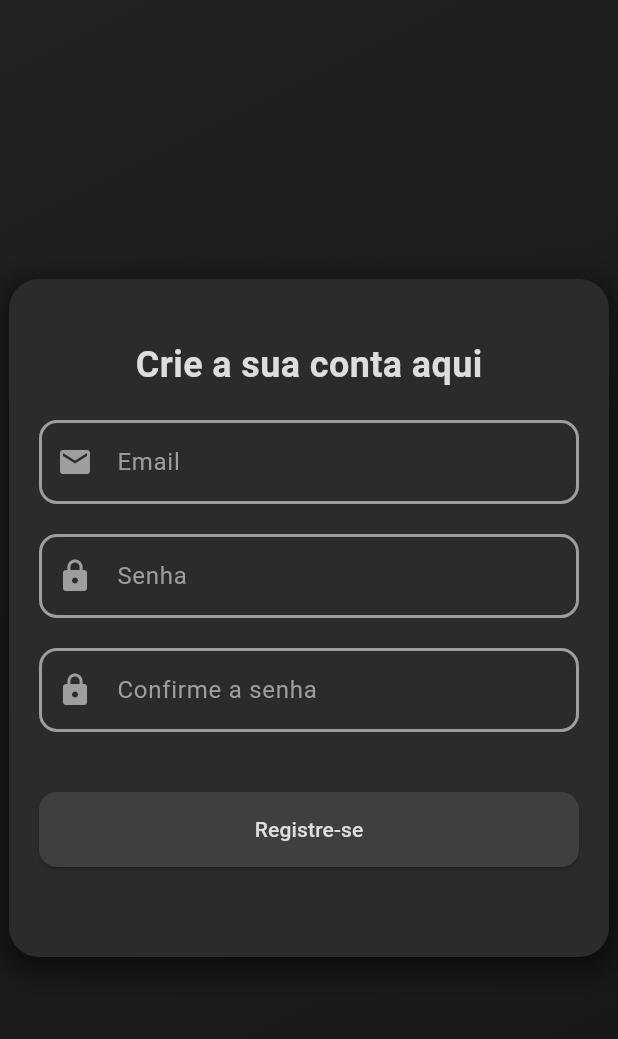
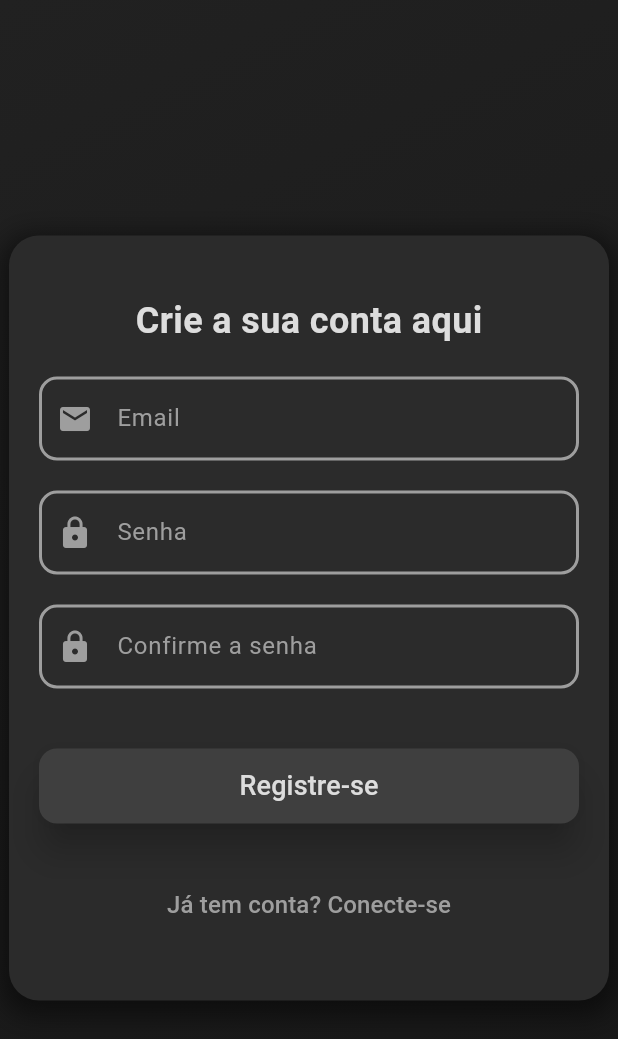
Before and after one commit to AlexandreTessaro/ASA, a Flutter app: the screen it shows after launch, after a tap on "Não tem conta? Registre-se", on a phone screen of 412 x 824 dp. Shown: the top 1039 px of the screen. Run offline on Flutter 3.47's test engine with Material 3 defaults, Android fonts, the phone set to English and light mode, and no system bars; our stand-ins replace cloud_firestore, firebase_auth, firebase_core, pdf, printing; accounts and stored records are empty.

Commit message:
atualização visual signin e signup

```diff
--- a/asa_application/lib/signin.dart
+++ b/asa_application/lib/signin.dart
@@ -141,10 +141,12 @@ class SignInPage extends StatelessWidget {
                             borderRadius: BorderRadius.circular(12),
                           ),
                           minimumSize: const Size(double.infinity, 50),
+                          elevation: 10,
+                          shadowColor: Colors.black.withOpacity(1),
                         ),
                         child: const Text('Conecte-se', style: TextStyle(fontSize: 18)),
                       ),
-                      const SizedBox(height: 15),
+                      const SizedBox(height: 30),
                       TextButton(
                         onPressed: () {
                           Navigator.push(
--- a/asa_application/lib/signup.dart
+++ b/asa_application/lib/signup.dart
@@ -3,6 +3,7 @@ import 'package:firebase_auth/firebase_auth.dart';
 import 'package:cloud_firestore/cloud_firestore.dart';
 import 'homepage.dart';
 import 'app_colors.dart';
+import 'signin.dart'; // Importar a tela de login
 
 class SignUpPage extends StatefulWidget {
   const SignUpPage({super.key});
@@ -140,7 +141,7 @@ class SignUpPageState extends State<SignUpPage> {
                             prefixIcon: Icon(Icons.email, color: Colors.grey),
                             labelStyle: TextStyle(color: Colors.grey),
                           ),
-                          style: const TextStyle(color: Colors.grey), // Ajuste da cor do texto
+                          style: const TextStyle(color: Colors.grey),
                           keyboardType: TextInputType.emailAddress,
                           validator: (value) {
                             if (value!.isEmpty) {
@@ -166,7 +167,7 @@ class SignUpPageState extends State<SignUpPage> {
                             prefixIcon: Icon(Icons.lock, color: Colors.grey),
                             labelStyle: TextStyle(color: Colors.grey),
                           ),
-                          style: const TextStyle(color: Colors.grey), // Ajuste da cor do texto
+                          style: const TextStyle(color: Colors.grey),
                           validator: (value) {
                             if (value!.isEmpty) {
                               return 'Por favor insira uma senha';
@@ -193,7 +194,7 @@ class SignUpPageState extends State<SignUpPage> {
                             prefixIcon: Icon(Icons.lock, color: Colors.grey),
                             labelStyle: TextStyle(color: Colors.grey),
                           ),
-                          style: const TextStyle(color: Colors.grey), // Ajuste da cor do texto
+                          style: const TextStyle(color: Colors.grey),
                           validator: (value) {
                             if (value!.isEmpty) {
                               return 'Por favor confirme a sua senha';
@@ -214,8 +215,10 @@ class SignUpPageState extends State<SignUpPage> {
                                 borderRadius: BorderRadius.circular(12),
                               ),
                               minimumSize: const Size(double.infinity, 50),
+                              elevation: 10,
+                              shadowColor: Colors.black.withOpacity(1),
                             ),
-                            child: const Text('Registre-se'),
+                            child: const Text('Registre-se', style: TextStyle(fontSize: 18)),
                           ),
                         const SizedBox(height: 20),
                         if (_errorMessage.isNotEmpty)
@@ -227,6 +230,19 @@ class SignUpPageState extends State<SignUpPage> {
                               textAlign: TextAlign.center,
                             ),
                           ),
+                        const SizedBox(height: 10),
+                        TextButton(
+                          onPressed: () {
+                            Navigator.push(
+                              context,
+                              MaterialPageRoute(builder: (context) =>  SignInPage()),
+                            );
+                          },
+                          child: const Text(
+                            'Já tem conta? Conecte-se',
+                            style: TextStyle(color: Colors.grey, fontSize: 16),
+                          ),
+                        ),
                       ],
                     ),
                   ),
```
Also changed, not shown: asa_application/lib/homepage.dart (+73 -13 lines).
